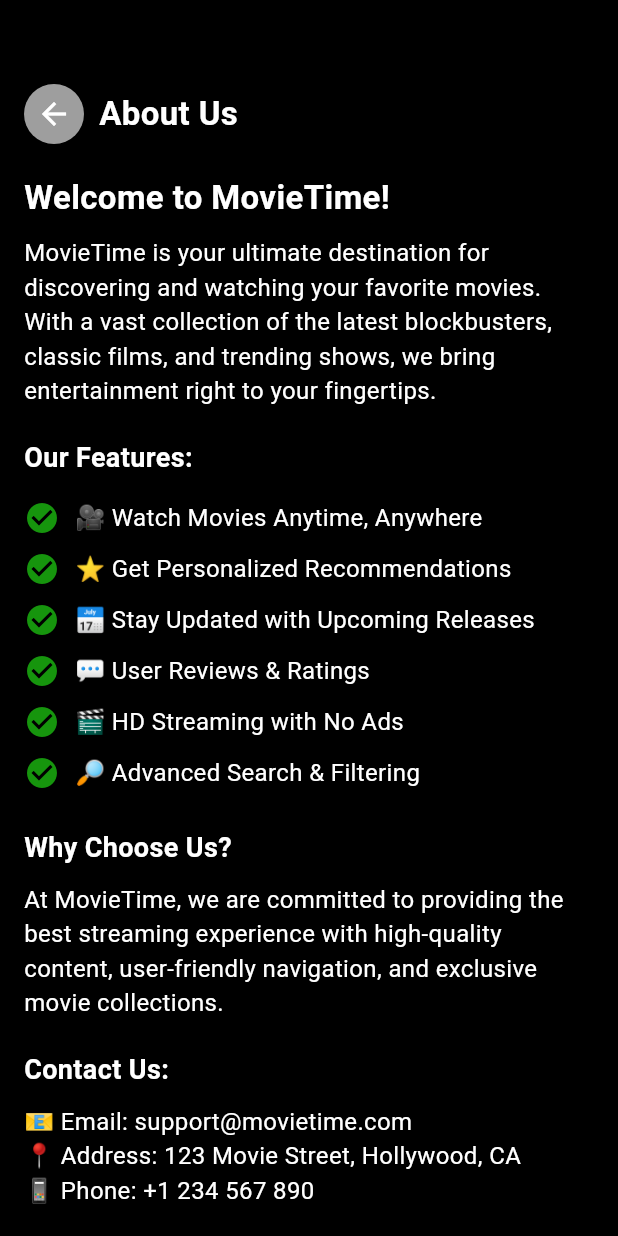
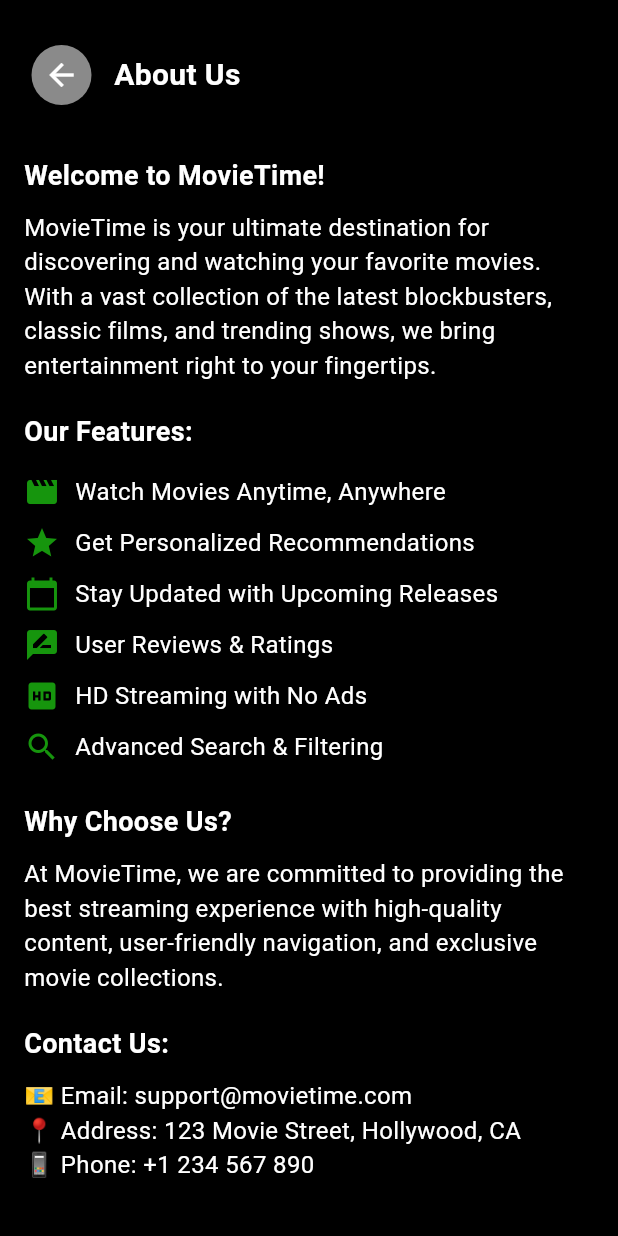
Before and after one commit to makaraphoem7/movie_ticket, a Flutter app: the AboutUsScreen screen opened by its route, on a phone screen of 412 x 824 dp. Run offline on Flutter 3.47's test engine with Material 3 defaults, Android fonts, the phone set to English and light mode, and no system bars; network calls fail.

```diff
--- a/lib/screens/account/about_screen.dart
+++ b/lib/screens/account/about_screen.dart
@@ -1,103 +1,52 @@
 import 'package:flutter/material.dart';
 import '../../constants/app_constants.dart';
+import '../../widgets/custom_app_bar.dart'; // Import the reusable AppBar
 
 class AboutUsScreen extends StatelessWidget {
   @override
   Widget build(BuildContext context) {
     return Scaffold(
-      backgroundColor: AppConstants.blackColor, // Background color matching your theme
+      backgroundColor: AppConstants.blackColor,
       body: Padding(
-        padding: EdgeInsets.all(16.0),
+        padding: const EdgeInsets.symmetric(horizontal: 16.0),
         child: SingleChildScrollView(
           child: Column(
             crossAxisAlignment: CrossAxisAlignment.start,
             children: [
-              SizedBox(height: 40), // Adjust top spacing
-              Row(
-                children: [
-                  CircleAvatar(
-                    backgroundColor: AppConstants.greyColor, // Use AppConstants.primaryColor if defined
-                    child: IconButton(
-                      icon: Icon(Icons.arrow_back, color: AppConstants.whiteColor), // Use AppConstants.whiteColor if defined
-                      onPressed: () {
-                        Navigator.pop(context);
-                      },
-                    ),
-                  ),
-                  SizedBox(width: 10), // Spacing between icon and text
-                  Text(
-                    "About Us",
-                    style: TextStyle(
-                      fontSize: 22,
-                      fontWeight: FontWeight.bold,
-                      color: AppConstants.whiteColor,
-                    ),
-                  ),
-                ],
-              ),
-              SizedBox(height: 20), // Space after title
-              Text(
-                "Welcome to MovieTime!",
-                style: TextStyle(
-                  fontSize: 22,
-                  fontWeight: FontWeight.bold,
-                  color: AppConstants.whiteColor,
-                ),
-              ),
-              SizedBox(height: 10),
-              Text(
+              CustomAppBar(title: "About Us"), // Call the reusable AppBar
+              const SizedBox(height: 20),
+              _buildSectionTitle("Welcome to MovieTime!"),
+              const SizedBox(height: 10),
+              _buildDescription(
                 "MovieTime is your ultimate destination for discovering and watching your favorite movies. "
                 "With a vast collection of the latest blockbusters, classic films, and trending shows, "
                 "we bring entertainment right to your fingertips.",
-                style: TextStyle(fontSize: 16, color: AppConstants.whiteColor),
               ),
-              SizedBox(height: 20),
-              Text(
-                "Our Features:",
-                style: TextStyle(
-                  fontSize: 18,
-                  fontWeight: FontWeight.bold,
-                  color: AppConstants.whiteColor,
-                ),
-              ),
-              SizedBox(height: 10),
-              _buildFeatureItem("🎥 Watch Movies Anytime, Anywhere"),
-              _buildFeatureItem("⭐ Get Personalized Recommendations"),
-              _buildFeatureItem("📅 Stay Updated with Upcoming Releases"),
-              _buildFeatureItem("💬 User Reviews & Ratings"),
-              _buildFeatureItem("🎬 HD Streaming with No Ads"),
-              _buildFeatureItem("🔎 Advanced Search & Filtering"),
-              SizedBox(height: 20),
-              Text(
-                "Why Choose Us?",
-                style: TextStyle(
-                  fontSize: 18,
-                  fontWeight: FontWeight.bold,
-                  color: AppConstants.whiteColor,
-                ),
-              ),
-              SizedBox(height: 10),
-              Text(
+              const SizedBox(height: 20),
+              _buildSectionTitle("Our Features:"),
+              const SizedBox(height: 10),
+              _buildFeatureItem(Icons.movie, "Watch Movies Anytime, Anywhere"),
+              _buildFeatureItem(Icons.star, "Get Personalized Recommendations"),
+              _buildFeatureItem(Icons.calendar_today, "Stay Updated with Upcoming Releases"),
+              _buildFeatureItem(Icons.rate_review, "User Reviews & Ratings"),
+              _buildFeatureItem(Icons.hd, "HD Streaming with No Ads"),
+              _buildFeatureItem(Icons.search, "Advanced Search & Filtering"),
+              const SizedBox(height: 20),
+              _buildSectionTitle("Why Choose Us?"),
+              const SizedBox(height: 10),
+              _buildDescription(
                 "At MovieTime, we are committed to providing the best streaming experience with high-quality content, "
                 "user-friendly navigation, and exclusive movie collections.",
-                style: TextStyle(fontSize: 16, color: AppConstants.whiteColor),
               ),
-              SizedBox(height: 20),
-              Text(
-                "Contact Us:",
-                style: TextStyle(
-                  fontSize: 18,
-                  fontWeight: FontWeight.bold,
-                  color: AppConstants.whiteColor,
-                ),
-              ),
-              SizedBox(height: 10),
-              Text(
+              const SizedBox(height: 20),
+              _buildSectionTitle("Contact Us:"),
+              const SizedBox(height: 10),
+              _buildDescription(
                 "📧 Email: support@movietime.com\n"
                 "📍 Address: 123 Movie Street, Hollywood, CA\n"
                 "📱 Phone: +1 234 567 890",
-                style: TextStyle(fontSize: 16, color: AppConstants.whiteColor),
               ),
+              const SizedBox(height: 30),
             ],
           ),
         ),
@@ -105,13 +54,31 @@
     );
   }
 
-  Widget _buildFeatureItem(String text) {
+  Widget _buildSectionTitle(String title) {
+    return Text(
+      title,
+      style: TextStyle(
+        fontSize: 18,
+        fontWeight: FontWeight.bold,
+        color: AppConstants.whiteColor,
+      ),
+    );
+  }
+
+  Widget _buildDescription(String text) {
+    return Text(
+      text,
+      style: TextStyle(fontSize: 16, color: AppConstants.whiteColor),
+    );
+  }
+
+  Widget _buildFeatureItem(IconData icon, String text) {
     return Padding(
       padding: const EdgeInsets.symmetric(vertical: 5.0),
       child: Row(
         children: [
-          Icon(Icons.check_circle, color: AppConstants.greenColor),
-          SizedBox(width: 10),
+          Icon(icon, color: AppConstants.greenColor),
+          const SizedBox(width: 10),
           Expanded(
             child: Text(
               text,
--- a/lib/screens/home/home_screen.dart
+++ b/lib/screens/home/home_screen.dart
@@ -1,7 +1,7 @@
 import 'package:flutter/material.dart';
 import 'dart:convert';
 import 'package:flutter/services.dart' show rootBundle;
-import 'package:flutter_application_1/widgets/custom_app_bar.dart';
+import 'package:flutter_application_1/widgets/custom_nav_bar.dart';
 import '../../widgets/movie_all.dart';
 import '../../widgets/movie_card.dart';
 import '../../constants/app_constants.dart';
@@ -136,7 +136,7 @@
           debugPrint('Selected index: $index');
         },
       ),
-      appBar: const CustomAppBar(title: "Movie App"),
+      appBar: const CustomNavBar(title: "Movie App"),
       body: SingleChildScrollView(
         controller: _scrollController,
         child: Column(
--- a/lib/screens/new_movie/new_movie_screen.dart
+++ b/lib/screens/new_movie/new_movie_screen.dart
@@ -2,7 +2,7 @@
 import 'package:flutter_application_1/data/models/movie.dart';
 import '../../constants/app_constants.dart';
 import '../../widgets/movie_card.dart';
-import '../../widgets/custom_app_bar.dart';
+import '../../widgets/custom_nav_bar.dart';
 import '../../widgets/drawer_menu.dart';
 import 'dart:convert';
 import 'package:flutter/services.dart' show rootBundle;
@@ -97,7 +97,7 @@
           debugPrint('Selected index: $index');
         },
       ),
-      appBar: const CustomAppBar(title: "New Movies"),
+      appBar: const CustomNavBar(title: "New Movies"),
       body: Padding(
         padding: const EdgeInsets.symmetric(horizontal: 5, vertical: 10),
         child: displayedMovies.isEmpty
--- a/lib/widgets/custom_app_bar.dart
+++ b/lib/widgets/custom_app_bar.dart
@@ -1,91 +1,40 @@
 import 'package:flutter/material.dart';
-import '../screens/search/search_screen.dart';
-import '../routes/app_routes.dart';
 import '../../constants/app_constants.dart';
 
-class CustomAppBar extends StatelessWidget implements PreferredSizeWidget {
-  final String title;
+class CustomAppBar extends StatelessWidget {
+  final String? title; // Optional Title
 
-  const CustomAppBar({super.key, required this.title});
+  const CustomAppBar({super.key, this.title});
 
   @override
   Widget build(BuildContext context) {
-    return AppBar(
-      title: Text(
-        title,
-        style: TextStyle(
-          color: AppConstants.whiteColor,
-          fontWeight: FontWeight.bold,
-          fontSize: 20, // Make title more readable
-        ),
-      ),
-      backgroundColor: AppConstants.blackColor,
-      elevation: 4, // Adds shadow
-      shape: RoundedRectangleBorder(
-        borderRadius: BorderRadius.vertical(bottom: Radius.circular(20)), // Rounded bottom
-      ),
-
-      // Sidebar Menu Icon
-      leading: IconButton(
-        icon: Icon(Icons.menu, color: AppConstants.whiteColor, size: 28),
-        onPressed: () {
-          Scaffold.of(context).openDrawer();
-        },
-      ),
-
-      actions: [
-        // Search Icon
-        IconButton(
-          icon: Icon(Icons.search, color: AppConstants.whiteColor, size: 28),
-          onPressed: () {
-            Navigator.push(
-              context,
-              MaterialPageRoute(builder: (context) => const SearchScreen()),
-            );
-          },
-        ),
-
-        // Notification Icon with Badge
-        Stack(
-          children: [
-            IconButton(
-              icon: Icon(Icons.notifications_none, color: AppConstants.whiteColor, size: 28),
-              onPressed: () {
-                // Handle notification tap
-              },
-            ),
-            Positioned(
-              right: 10,
-              top: 6,
-              child: Container(
-                padding: EdgeInsets.all(4),
-                decoration: BoxDecoration(
-                  color: AppConstants.secondaryColor,
-                  shape: BoxShape.circle,
-                ),
-                constraints: BoxConstraints(
-                  minWidth: 16,
-                  minHeight: 16,
-                ),
-                child: Text(
-                  '3', // Example unread count
-                  style: TextStyle(
-                    color: AppConstants.whiteColor,
-                    fontSize: 10,
-                    fontWeight: FontWeight.bold,
-                  ),
-                  textAlign: TextAlign.center,
-                ),
+    return Container(
+      padding: const EdgeInsets.only(top: 30, left: 5, right: 0, bottom: 14), // Add top padding
+      child: Row(
+        children: [
+          if (Navigator.canPop(context)) // Show back button only if possible to pop
+            CircleAvatar(
+              backgroundColor: Colors.white54,
+              child: IconButton(
+                icon: Icon(Icons.arrow_back, color: AppConstants.whiteColor),
+                onPressed: () => Navigator.pop(context),
               ),
             ),
-          ],
-        ),
-
-        const SizedBox(width: 10), // Add space
-      ],
+          if (Navigator.canPop(context)) const SizedBox(width: 15), // Add spacing if back button exists
+          if (title != null) // Show title only if provided
+            Expanded(
+              child: Text(
+                title!,
+                style: const TextStyle(
+                  color: Colors.white,
+                  fontWeight: FontWeight.bold,
+                  fontSize: 20,
+                ),
+                overflow: TextOverflow.ellipsis, // Prevents long titles from breaking UI
+              ),
+            ),
+        ],
+      ),
     );
   }
-
-  @override
-  Size get preferredSize => const Size.fromHeight(kToolbarHeight);
 }
```
Also changed, not shown: assets/data/moviesdownload.json (+6 -3 lines), assets/data/notification.json (added, +17 -0 lines), lib/screens/account/profile_screen.dart (+12 -17 lines), lib/screens/download/download_screen.dart (+12 -3 lines), lib/screens/notifications/notification_screen.dart (added, +107 -0 lines), lib/widgets/custom_nav_bar.dart (added, +120 -0 lines), assets/images/snow_white.png (renamed from assets/images/image.png), pubspec.lock.
